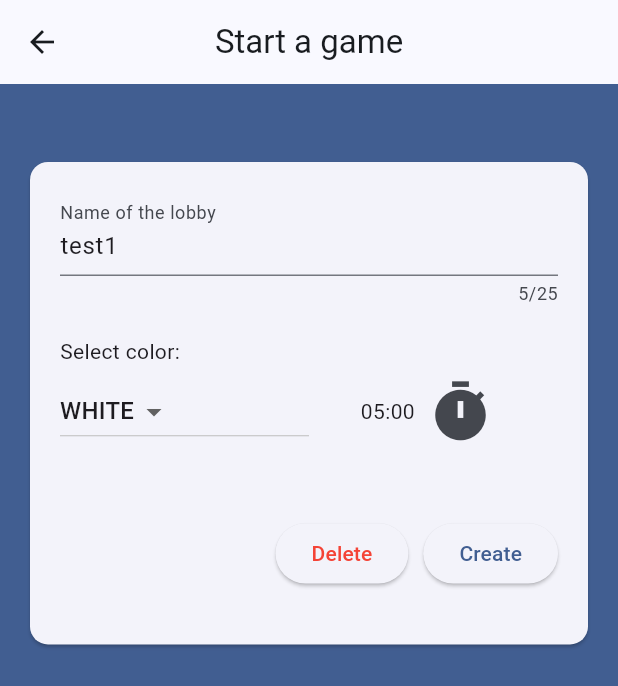
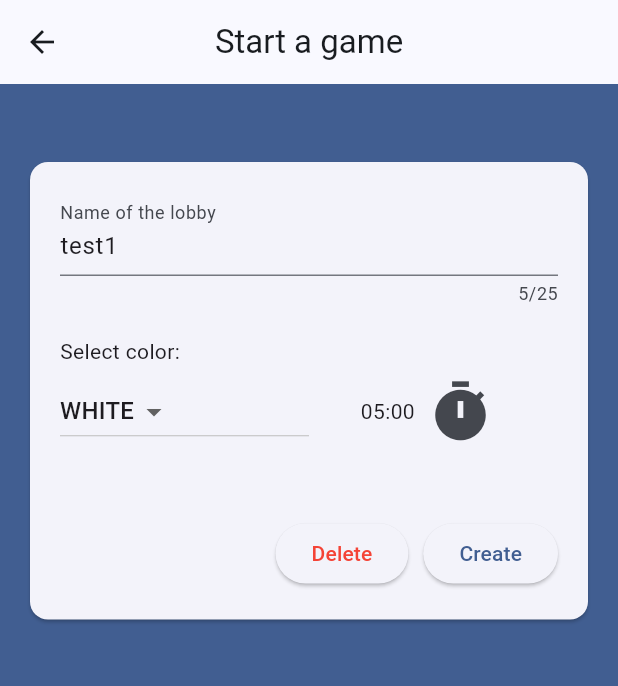
Before and after one commit to IggyRa/3D-Chess-Application, a Flutter app: the screen it shows once a user with an empty profile is signed in, after a tap on "Start a game", on a phone screen of 412 x 824 dp. Shown: the top 686 px of the screen. Run offline on Flutter 3.47's test engine with Material 3 defaults, Android fonts, the phone set to English and light mode, and no system bars; our stand-ins replace cloud_firestore, firebase_auth, firebase_core; missing offline and left inert: bishop, duration_picker, flutter_gl, square_bishop, squares, three_dart and 1 more; accounts and stored records are empty.

Commit message:
Fixing styling errors

```diff
--- a/lib/main.dart
+++ b/lib/main.dart
@@ -23,7 +23,7 @@ class App extends StatelessWidget {
       title: 'FlutterChat',
       theme: ThemeData().copyWith(
         colorScheme: ColorScheme.fromSeed(
-            seedColor: Color.fromARGB(255, 119, 148, 202)),
+            seedColor: const Color.fromARGB(255, 119, 148, 202)),
       ),
       home: StreamBuilder(
         stream: FirebaseAuth.instance.authStateChanges(),
--- a/lib/screens/new_lobby.dart
+++ b/lib/screens/new_lobby.dart
@@ -112,9 +112,8 @@ class _NewLobbyState extends State<NewLobby> {
         centerTitle: true,
       ),
       body: Padding(
-        padding: const EdgeInsets.fromLTRB(16, 48, 16, 0),
-        child: SizedBox(
-          height: MediaQuery.of(context).size.height * 0.4,
+        padding: const EdgeInsets.fromLTRB(16, 48, 16, 8),
+        child: SingleChildScrollView(
           child: Card(
             child: Padding(
               padding: const EdgeInsets.all(20.0),
```
Also changed, not shown: lib/screens/game.dart (+4 -4 lines), lib/screens/lobby_list.dart (+14 -7 lines).
